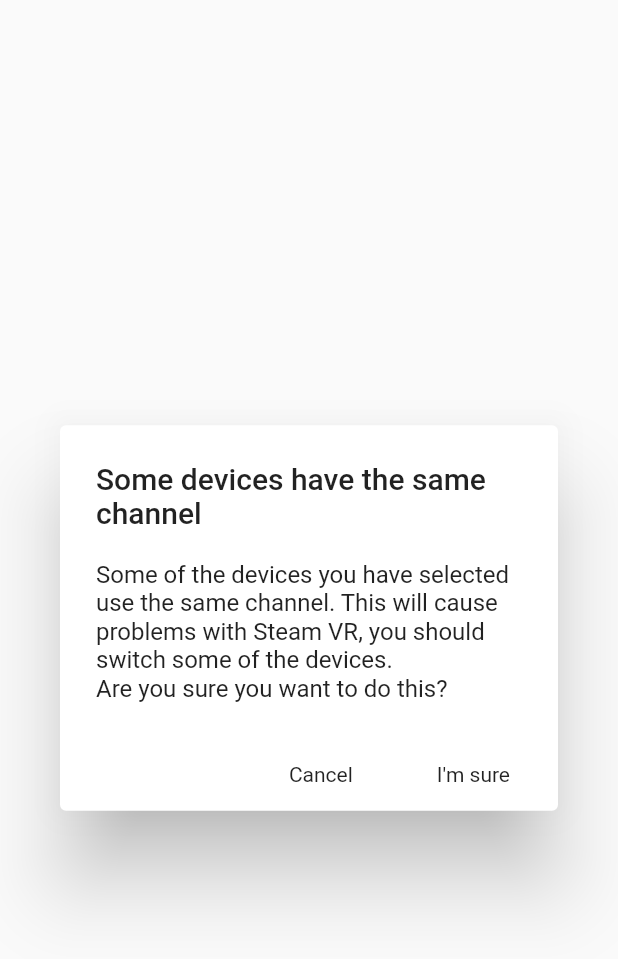
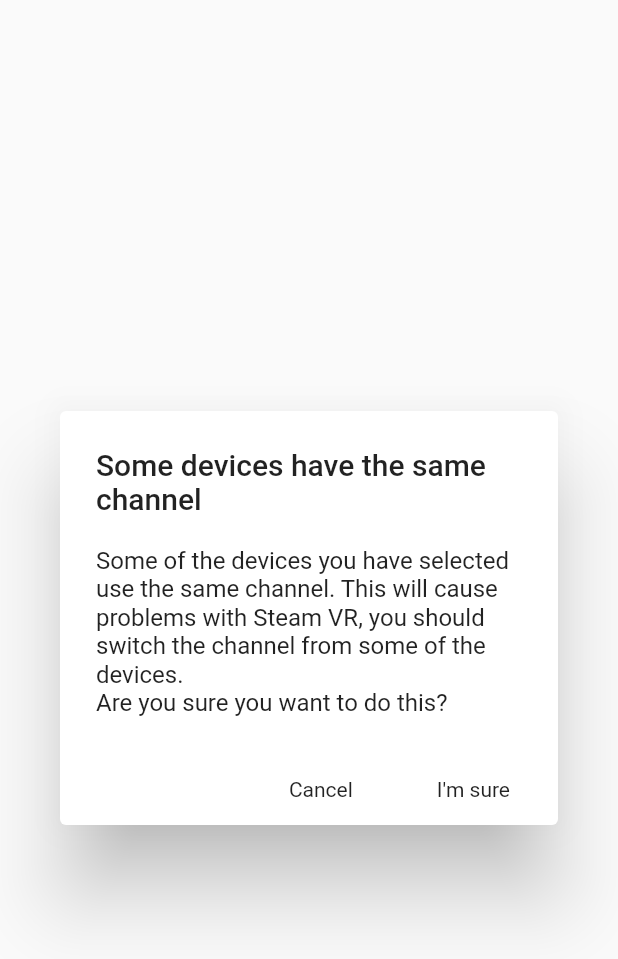
Before and after one commit to jeroen1602/lighthouse_pm, a Flutter app: the DifferentGroupItemChannelAlertWidget widget shown alone on an empty page, opened directly, on a phone screen of 412 x 824 dp. Shown: the top 959 px of the screen. Run offline on Flutter 3.47's test engine with Material 2 defaults, Android fonts, the phone set to English and light mode, and no system bars; our stand-ins replace community_material_icon, convert, device_info, flutter_blue, flutter_svg, moor and 6 more; missing offline and left inert: mutex; generated files the repository leaves out were written again.

Commit message:
Some small fixes after reviewing code

```diff
--- a/lib/lighthouseProvider/widgets/DifferentGroupItemChannelAlertWidget.dart
+++ b/lib/lighthouseProvider/widgets/DifferentGroupItemChannelAlertWidget.dart
@@ -34,11 +34,11 @@ class _DifferentGroupItemChannelAlertWidgetContent
   Widget build(BuildContext context) {
     return AlertDialog(
       title: Text('Some devices have the same channel'),
-      content: Text(
-          'Some of the devices you have selected use the same channel.'
-          ' This will cause problems with Steam VR, you should switch some of '
-          'the devices.'
-          '\nAre you sure you want to do this?'),
+      content:
+          Text('Some of the devices you have selected use the same channel.'
+              ' This will cause problems with Steam VR, you should switch the '
+              'channel from some of the devices.'
+              '\nAre you sure you want to do this?'),
       actions: [
         SimpleDialogOption(
           child: Text('Cancel'),
--- a/lib/lighthouseProvider/widgets/LighthouseWidget.dart
+++ b/lib/lighthouseProvider/widgets/LighthouseWidget.dart
@@ -30,7 +30,7 @@ class LighthouseWidgetContent extends StatelessWidget {
 
   final LighthouseDevice lighthouseDevice;
   final int powerStateData;
-  final GestureLongPressCallback onSelected;
+  final VoidCallback onSelected;
   final bool selected;
   final String? nickname;
   final LighthousePowerState sleepState;
@@ -153,7 +153,7 @@ class LighthouseWidget extends StatelessWidget {
       : super(key: key);
 
   final LighthouseDevice lighthouseDevice;
-  final GestureLongPressCallback onSelected;
+  final VoidCallback onSelected;
   final bool selected;
   final String? nickname;
   final LighthousePowerState sleepState;
--- a/lib/pages/MainPage.dart
+++ b/lib/pages/MainPage.dart
@@ -545,7 +545,6 @@ class _ScanDevicesPage extends State<ScanDevicesPage>
         return false;
       }
     }
-    // if (!_allSameDeviceType())
     return true;
   }
 
@@ -580,7 +579,8 @@ class _ScanDevicesPage extends State<ScanDevicesPage>
   }
 
   /// Get the group in common between all the selected groups. If not all the
-  /// devices are the same or there are no devices the nit will return `null`
+  /// devices are in the same group or no devices are selected then it will
+  /// return `null`.
   Group? _getGroupFromSelected(List<GroupWithEntries> groups) {
     Group? firstGroup;
     for (final selectedDevice in selected) {
```
Also changed, not shown: lib/lighthouseProvider/widgets/ChangeGroupNameAlertWidget.dart (+7 -2 lines).
